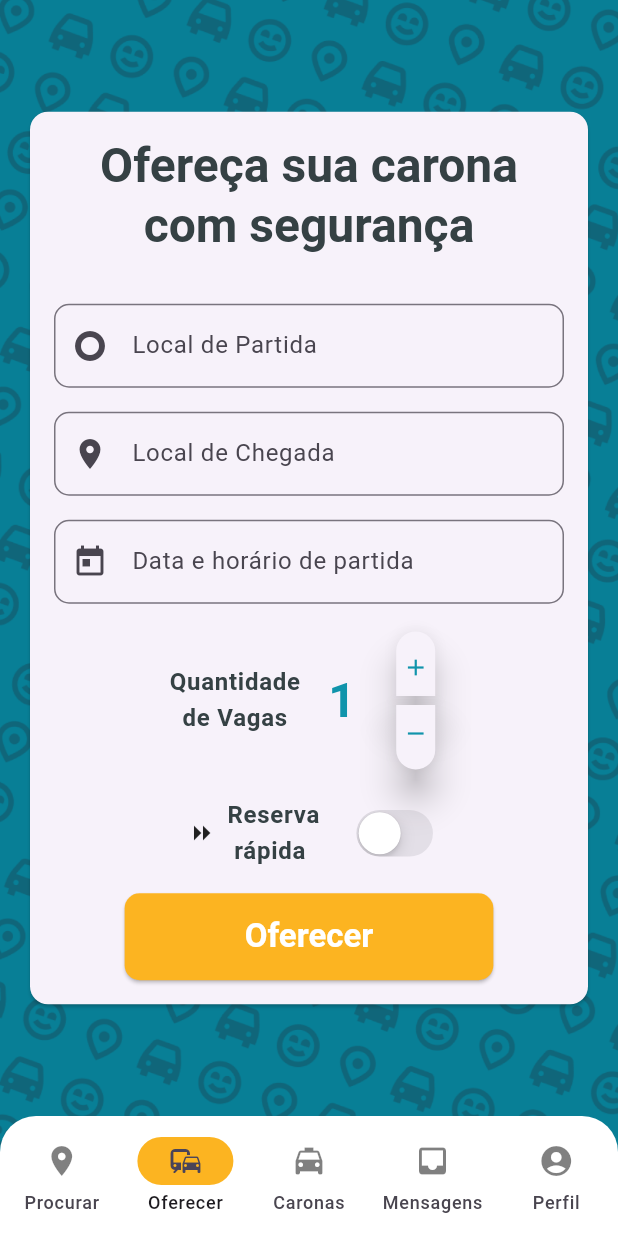
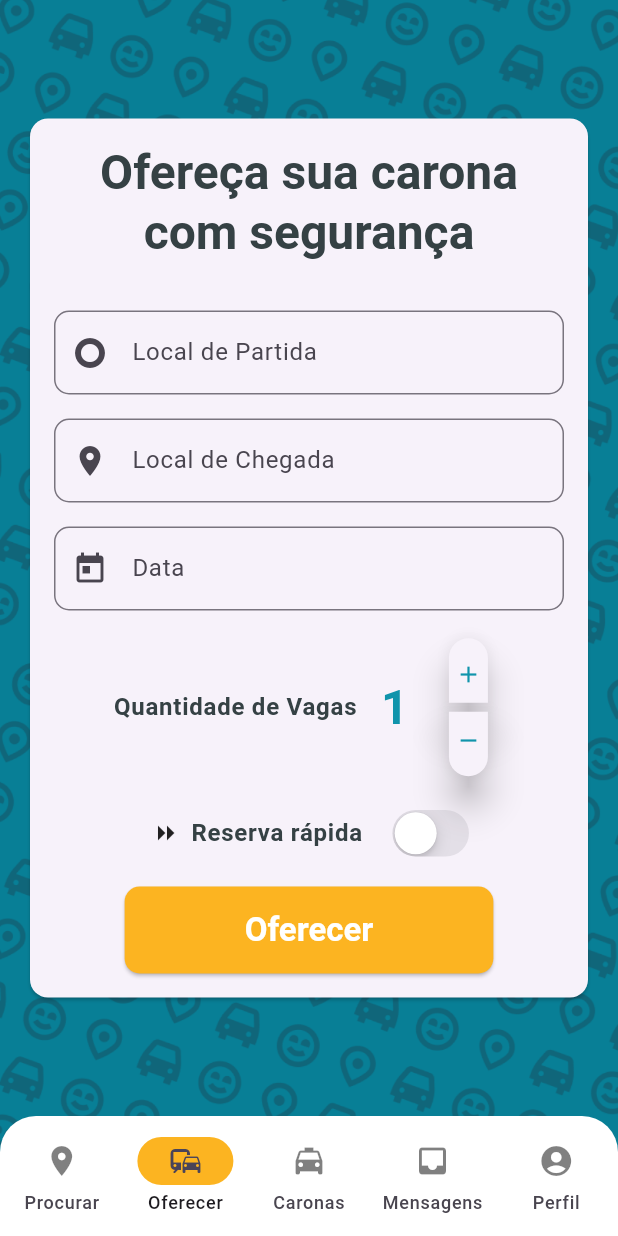
Before and after one commit to fossguild/joynride, a Flutter app: the HomeScreen screen opened directly, item 2 of the bottom bar chosen, after a tap on "Oferecer", on a phone screen of 412 x 824 dp. Run offline on Flutter 3.47's test engine with Material 3 defaults, Android fonts, the phone set to English and light mode, and no system bars; our stand-ins replace google_fonts.

Commit message:
ref: use text constants in OfferScreen and SearchScreen

```diff
--- a/app/joynride_app/lib/screens/offer_screen.dart
+++ b/app/joynride_app/lib/screens/offer_screen.dart
@@ -1,5 +1,7 @@
 import 'package:flutter/material.dart';
 import 'package:flutter/cupertino.dart';
+import 'package:joynride_app/utils/strings/offer_strings.dart';
+import 'package:joynride_app/utils/strings/ride_strings.dart';
 import 'package:joynride_app/widgets/quantity_selector.dart';
 import 'package:joynride_app/widgets/simple_button.dart';
 import 'package:joynride_app/widgets/simple_textfield.dart';
@@ -26,7 +28,7 @@ class OfferScreen extends StatelessWidget {
               mainAxisSize: MainAxisSize.min,
               children: [
                 Text(
-                  'Ofereça sua carona com segurança',
+                  OfferStrings.offerTitle,
                   textAlign: TextAlign.center,
                   style: textTheme.headlineLarge!.copyWith(
                     fontWeight: FontWeight.bold,
@@ -36,7 +38,7 @@ class OfferScreen extends StatelessWidget {
                   height: 2 * spacing,
                 ),
                 const SimpleTextField(
-                  labelText: 'Local de Partida',
+                  labelText: RideStrings.departureLocation,
                   hintText: 'Ponto',
                   icon: Icon(Icons.trip_origin_rounded),
                 ),
@@ -44,7 +46,7 @@ class OfferScreen extends StatelessWidget {
                   height: spacing,
                 ),
                 const SimpleTextField(
-                  labelText: 'Local de Chegada',
+                  labelText: RideStrings.arrivalLocation,
                   hintText: 'Ponto',
                   icon: Icon(Icons.place),
                 ),
@@ -52,7 +54,7 @@ class OfferScreen extends StatelessWidget {
                   height: spacing,
                 ),
                 const SimpleTextField(
-                  labelText: 'Data e horário de partida',
+                  labelText: RideStrings.date,
                   hintText: 'dd/mm/yyyy - hh:mm',
                   icon: Icon(Icons.today),
                   textInputType: TextInputType.number,
@@ -64,7 +66,7 @@ class OfferScreen extends StatelessWidget {
                   mainAxisAlignment: MainAxisAlignment.center,
                   children: [
                     Text(
-                      'Quantidade \nde Vagas',
+                      OfferStrings.seatQuantity,
                       textAlign: TextAlign.center,
                       style: textTheme.bodyLarge!
                           .copyWith(fontWeight: FontWeight.bold),
@@ -96,7 +98,7 @@ class OfferScreen extends StatelessWidget {
                     ),
                     const SizedBox(width: spacing / 2),
                     Text(
-                      'Reserva \n rápida',
+                      OfferStrings.quickResevation,
                       style: textTheme.bodyLarge!
                           .copyWith(fontWeight: FontWeight.bold),
                     ),
@@ -119,7 +121,7 @@ class OfferScreen extends StatelessWidget {
                   height: spacing,
                 ),
                 SimpleButton(
-                  text: 'Oferecer',
+                  text: OfferStrings.offerButton,
                   onPressed: () {},
                 ),
               ],
--- a/app/joynride_app/lib/screens/search_screen.dart
+++ b/app/joynride_app/lib/screens/search_screen.dart
@@ -1,4 +1,6 @@
 import 'package:flutter/material.dart';
+import 'package:joynride_app/utils/strings/ride_strings.dart';
+import 'package:joynride_app/utils/strings/search_strings.dart';
 import 'package:joynride_app/widgets/quantity_selector.dart';
 import 'package:joynride_app/widgets/simple_button.dart';
 import 'package:joynride_app/widgets/simple_textfield.dart';
@@ -23,7 +25,7 @@ class SearchScreen extends StatelessWidget {
               mainAxisSize: MainAxisSize.min,
               children: [
                 Text(
-                  'Busque sua carona com segurança',
+                  SearchStrings.searchTitle,
                   textAlign: TextAlign.center,
                   style: textTheme.headlineLarge!.copyWith(
                     fontWeight: FontWeight.bold,
@@ -33,7 +35,7 @@ class SearchScreen extends StatelessWidget {
                   height: 2 * spacing,
                 ),
                 const SimpleTextField(
-                  labelText: 'Local de Partida',
+                  labelText: RideStrings.departureLocation,
                   hintText: 'Ponto',
                   icon: Icon(Icons.trip_origin_rounded),
                 ),
@@ -41,14 +43,14 @@ class SearchScreen extends StatelessWidget {
                   height: spacing,
                 ),
                 const SimpleTextField(
-                    labelText: 'Local de Chegada',
+                    labelText: RideStrings.arrivalLocation,
                     hintText: 'Ponto',
                     icon: Icon(Icons.place)),
                 const SizedBox(
                   height: spacing,
                 ),
                 const SimpleTextField(
-                  labelText: 'Data',
+                  labelText: RideStrings.date,
                   hintText: 'dd/mm/yyyy',
                   icon: Icon(Icons.today),
                   textInputType: TextInputType.number,
@@ -78,7 +80,7 @@ class SearchScreen extends StatelessWidget {
                   height: spacing,
                 ),
                 SimpleButton(
-                  text: 'Procurar',
+                  text: SearchStrings.searchButton,
                   onPressed: () {},
                 ),
               ],
--- /dev/null
+++ b/app/joynride_app/lib/utils/strings/offer_strings.dart
@@ -0,0 +1,6 @@
+abstract class OfferStrings {
+  static const String offerTitle = 'Ofereça sua carona com segurança';
+  static const String seatQuantity = 'Quantidade de Vagas';
+  static const String quickResevation = 'Reserva rápida';
+  static const String offerButton = 'Oferecer';
+}
--- /dev/null
+++ b/app/joynride_app/lib/utils/strings/ride_strings.dart
@@ -0,0 +1,5 @@
+abstract class RideStrings {
+  static const String departureLocation = 'Local de Partida';
+  static const String arrivalLocation = 'Local de Chegada';
+  static const String date = 'Data';
+}
--- /dev/null
+++ b/app/joynride_app/lib/utils/strings/search_strings.dart
@@ -0,0 +1,4 @@
+abstract class SearchStrings {
+  static const String searchTitle = 'Busque sua carona com segurança';
+  static const String searchButton = 'Procurar';
+}
```
